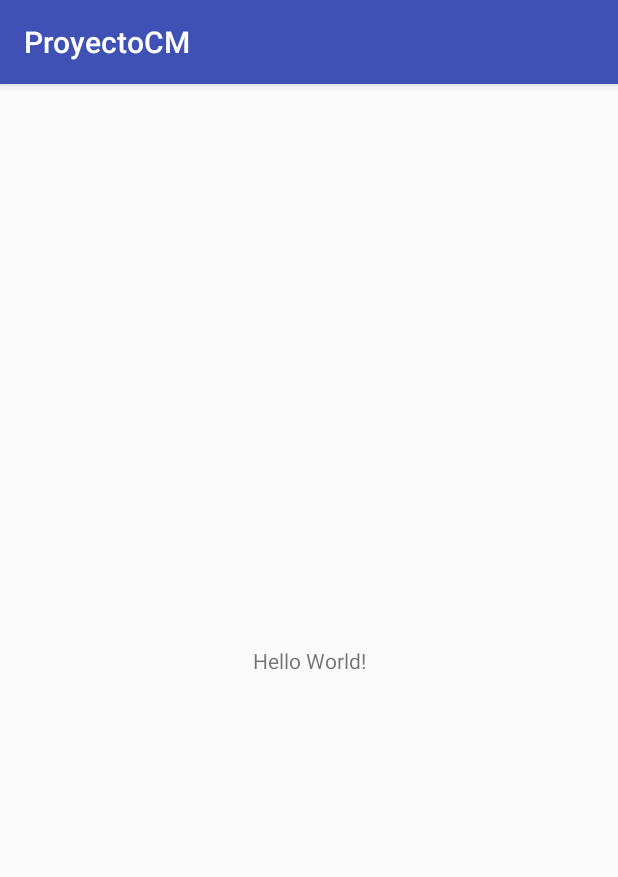
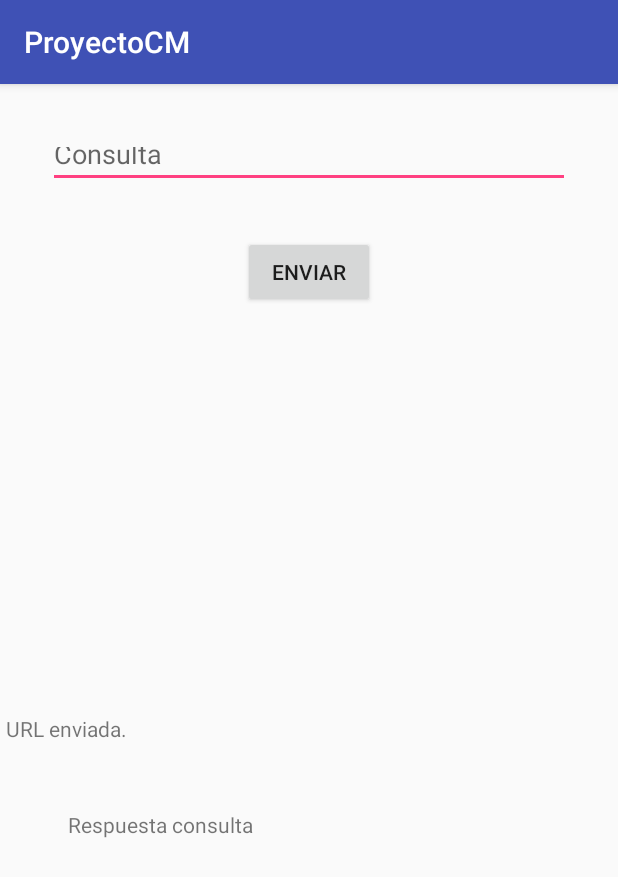
Before and after one commit to amrrus/CM, an Android app: the screen it shows after launch (MainActivity), on a phone screen of 412 x 824 dp. Shown: the top 877 px of the screen. Run offline under Robolectric (Android 15) with nearby library versions, the phone set to English and light mode, and no system bars; libraries missing offline, so code that uses them is left out: io.socket.client, io.socket.emitter.

Commit message:
Conexion node js no establecida

```diff
--- a/app/build.gradle
+++ b/app/build.gradle
@@ -25,4 +25,8 @@ dependencies {
     testImplementation 'junit:junit:4.12'
     androidTestImplementation 'com.android.support.test:runner:1.0.1'
     androidTestImplementation 'com.android.support.test.espresso:espresso-core:3.0.1'
+    compile ('io.socket:socket.io-client:1.0.0') {
+        // excluding org.json which is provided by Android
+        exclude group: 'org.json', module: 'json'
+    }
 }
--- a/app/src/main/AndroidManifest.xml
+++ b/app/src/main/AndroidManifest.xml
@@ -1,7 +1,7 @@
 <?xml version="1.0" encoding="utf-8"?>
 <manifest xmlns:android="http://schemas.android.com/apk/res/android"
     package="com.us.cm.proyectocm">
-
+    <uses-permission android:name="android.permission.INTERNET" />
     <application
         android:allowBackup="true"
         android:icon="@mipmap/ic_launcher"
--- a/app/src/main/java/com/us/cm/proyectocm/MainActivity.java
+++ b/app/src/main/java/com/us/cm/proyectocm/MainActivity.java
@@ -2,12 +2,71 @@ package com.us.cm.proyectocm;
 
 import android.support.v7.app.AppCompatActivity;
 import android.os.Bundle;
+import android.view.View;
+import android.widget.Button;
+import android.widget.EditText;
+import android.widget.TextView;
+import java.net.URISyntaxException;
+import io.socket.client.IO;
+import io.socket.client.Socket;
+import io.socket.emitter.Emitter;
+import org.json.JSONObject;
+import org.json.JSONException;
+
 
 public class MainActivity extends AppCompatActivity {
+    private String url_base="http://mc2018.tk:3000";
+    private TextView res;
+    private EditText con;
+    private TextView URL;
 
-    @Override
     protected void onCreate(Bundle savedInstanceState) {
         super.onCreate(savedInstanceState);
         setContentView(R.layout.activity_main);
+        res=(TextView)findViewById(R.id.respuesta);
+        con=(EditText)findViewById(R.id.consulta);
+        URL=(TextView)findViewById(R.id.url_enviada);
+
+        final Button button = (Button)findViewById(R.id.enviar);
+        button.setOnClickListener(new View.OnClickListener() {
+            public void onClick(View v) {
+                res.setText("");
+                try {
+                    Socket socket;
+                    socket= IO.socket(url_base);
+                    String msg=url_base+con.getText().toString();
+                    URL.setText(msg);
+                    res.append("conectando."+ System.getProperty ("line.separator"));
+                    socket.connect();
+                    res.append("conectado."+ System.getProperty ("line.separator"));
+                    res.append("reciviendo."+ System.getProperty ("line.separator"));
+                    socket.on("messages", escucha_msg );
+                    res.append("recivido."+ System.getProperty ("line.separator"));
+                    res.append("cerrando socket."+ System.getProperty ("line.separator"));
+                    socket.disconnect();
+                    socket.off();
+                    res.append("cerrado socket."+ System.getProperty ("line.separator"));
+                } catch (URISyntaxException e) {
+                    res.setText(e.getMessage());
+                }
+            }
+        });
+
+
     }
+    private Emitter.Listener escucha_msg = new Emitter.Listener() {
+        public void call(final Object... args) {
+            JSONObject data = (JSONObject) args[0];
+            try {
+                String id_msg="";
+                String text_msg="";
+                id_msg = data.getString("id");
+                text_msg = data.getString("text");
+                res.append("id: "+id_msg+ System.getProperty ("line.separator"));
+                res.append("text: "+text_msg+ System.getProperty ("line.separator"));
+            } catch (JSONException e) {
+                res.append("error al recibir el mensaje."+ System.getProperty ("line.separator"));
+            }
+        }
+    };
 }
--- a/app/src/main/res/layout/activity_main.xml
+++ b/app/src/main/res/layout/activity_main.xml
@@ -2,17 +2,65 @@
 <android.support.constraint.ConstraintLayout xmlns:android="http://schemas.android.com/apk/res/android"
     xmlns:app="http://schemas.android.com/apk/res-auto"
     xmlns:tools="http://schemas.android.com/tools"
+    android:id="@+id/cambiar"
     android:layout_width="match_parent"
     android:layout_height="match_parent"
     tools:context="com.us.cm.proyectocm.MainActivity">
 
     <TextView
+        android:id="@+id/url_enviada"
         android:layout_width="wrap_content"
         android:layout_height="wrap_content"
-        android:text="Hello World!"
-        app:layout_constraintBottom_toBottomOf="parent"
+        android:layout_marginBottom="8dp"
+        android:layout_marginStart="4dp"
+        android:text="URL enviada."
+        app:layout_constraintBottom_toTopOf="@+id/respuesta"
         app:layout_constraintLeft_toLeftOf="parent"
         app:layout_constraintRight_toRightOf="parent"
+        app:layout_constraintStart_toStartOf="parent"
+        app:layout_constraintTop_toTopOf="parent"
+        app:layout_constraintVertical_bias="0.92" />
+
+    <EditText
+        android:id="@+id/consulta"
+        android:layout_width="0dp"
+        android:layout_height="37dp"
+        android:layout_marginEnd="32dp"
+        android:layout_marginStart="32dp"
+        android:layout_marginTop="32dp"
+        android:ems="10"
+        android:hint="Consulta"
+        android:inputType="textPersonName"
+        app:layout_constraintEnd_toEndOf="parent"
+        app:layout_constraintStart_toStartOf="parent"
         app:layout_constraintTop_toTopOf="parent" />
 
+    <Button
+        android:id="@+id/enviar"
+        android:layout_width="wrap_content"
+        android:layout_height="wrap_content"
+        android:layout_marginEnd="8dp"
+        android:layout_marginStart="8dp"
+        android:layout_marginTop="32dp"
+        android:text="Enviar"
+        app:layout_constraintEnd_toEndOf="@+id/consulta"
+        app:layout_constraintStart_toStartOf="@+id/consulta"
+        app:layout_constraintTop_toBottomOf="@+id/consulta" />
+
+    <TextView
+        android:id="@+id/respuesta"
+        android:layout_width="323dp"
+        android:layout_height="248dp"
+        android:layout_marginBottom="36dp"
+        android:layout_marginEnd="8dp"
+        android:layout_marginStart="8dp"
+        android:layout_marginTop="8dp"
+        android:text="Respuesta consulta"
+        app:layout_constraintBottom_toBottomOf="parent"
+        app:layout_constraintEnd_toEndOf="parent"
+        app:layout_constraintHorizontal_bias="0.511"
+        app:layout_constraintStart_toStartOf="parent"
+        app:layout_constraintTop_toBottomOf="@+id/enviar"
+        app:layout_constraintVertical_bias="1.0" />
+
 </android.support.constraint.ConstraintLayout>
```
Also changed, not shown: 1 other file.
